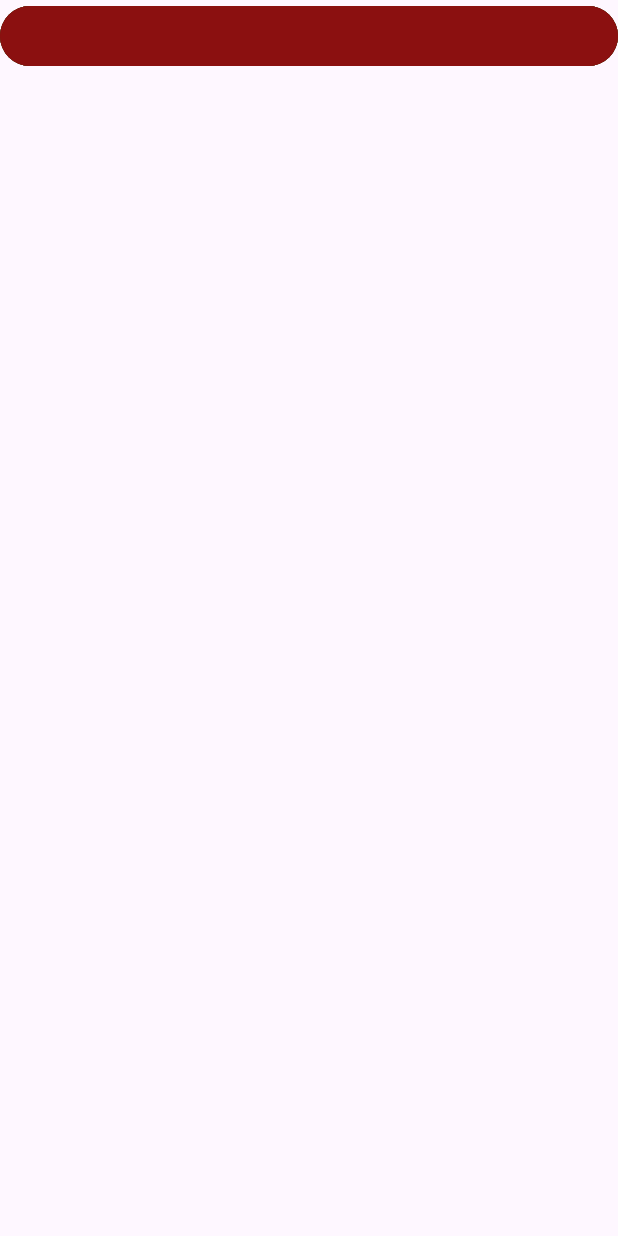
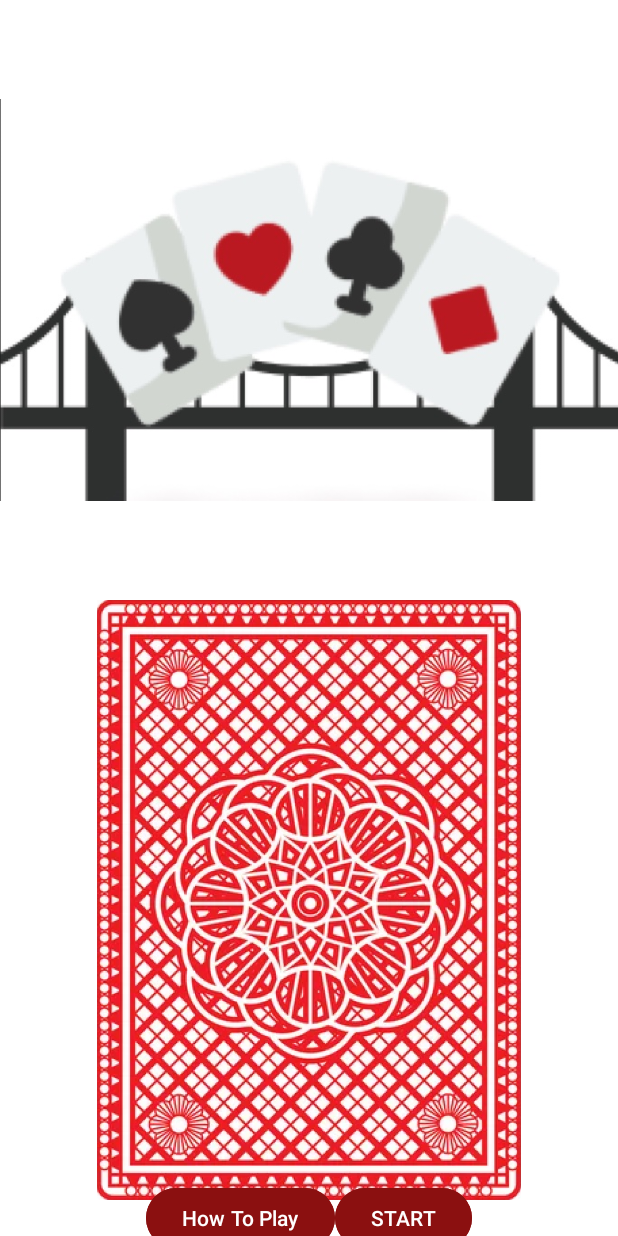
Before and after one commit to FridaEriksson95/cardGambit, an Android app: the screen it shows after launch (MainActivity before the commit, FrontPage after it), on a phone screen of 412 x 824 dp. Run offline under Robolectric (Android 15) with nearby library versions, the phone set to English and light mode, and no system bars.

Commit message:
Front Page done

```diff
--- a/app/src/main/AndroidManifest.xml
+++ b/app/src/main/AndroidManifest.xml
@@ -19,10 +19,13 @@
             android:name=".StartGame"
             android:exported="false" />
         <activity
+            android:name=".GameBoard"
+            android:exported="false"/>
+        <activity
             android:name=".Instructions"
             android:exported="false" />
         <activity
-            android:name=".MainActivity"
+            android:name=".FrontPage"
             android:exported="true">
             <intent-filter>
                 <action android:name="android.intent.action.MAIN" />
--- a/app/src/main/java/com/example/cardgambit/MainActivity.kt
+++ b/app/src/main/java/com/example/cardgambit/FrontPage.kt
@@ -1,21 +1,22 @@
 package com.example.cardgambit
 
+import android.content.Intent
 import android.os.Bundle
 import androidx.activity.enableEdgeToEdge
 import androidx.appcompat.app.AppCompatActivity
 import androidx.core.view.ViewCompat
 import androidx.core.view.WindowInsetsCompat
-import com.example.cardgambit.databinding.ActivityMainBinding
+import com.example.cardgambit.databinding.ActivityFrontPageBinding
 
-class MainActivity : AppCompatActivity() {
+class FrontPage : AppCompatActivity() {
 
-    private lateinit var binding : ActivityMainBinding
+    private lateinit var binding : ActivityFrontPageBinding
 
     override fun onCreate(savedInstanceState: Bundle?) {
         super.onCreate(savedInstanceState)
         enableEdgeToEdge()
 
-        val binding = ActivityMainBinding.inflate(layoutInflater)
+        val binding = ActivityFrontPageBinding.inflate(layoutInflater)
         setContentView(binding.root)
 
         ViewCompat.setOnApplyWindowInsetsListener(findViewById(R.id.main)) { v, insets ->
@@ -23,5 +24,14 @@ class MainActivity : AppCompatActivity() {
             v.setPadding(systemBars.left, systemBars.top, systemBars.right, systemBars.bottom)
             insets
         }
+
+        binding.btnStartgame.setOnClickListener{
+            val newIntent = Intent(this, StartGame::class.java)
+            startActivity(newIntent)
+        }
+        binding.btnInstructions.setOnClickListener{
+            val newIntent = Intent(this, Instructions::class.java)
+            startActivity(newIntent)
+        }
     }
 }
--- a/app/src/main/java/com/example/cardgambit/Instructions.kt
+++ b/app/src/main/java/com/example/cardgambit/Instructions.kt
@@ -1,12 +1,12 @@
 package com.example.cardgambit
 
+import android.content.Intent
 import android.os.Bundle
 import androidx.activity.enableEdgeToEdge
 import androidx.appcompat.app.AppCompatActivity
 import androidx.core.view.ViewCompat
 import androidx.core.view.WindowInsetsCompat
 import com.example.cardgambit.databinding.ActivityInstructionsBinding
-import com.example.cardgambit.databinding.ActivityMainBinding
 
 class Instructions : AppCompatActivity() {
 
@@ -24,5 +24,9 @@ class Instructions : AppCompatActivity() {
             v.setPadding(systemBars.left, systemBars.top, systemBars.right, systemBars.bottom)
             insets
         }
+        binding.btnResult.setOnClickListener{
+            val newIntent = Intent(this, Result::class.java)
+            startActivity(newIntent)
+        }
     }
 }
--- a/app/src/main/java/com/example/cardgambit/Result.kt
+++ b/app/src/main/java/com/example/cardgambit/Result.kt
@@ -1,12 +1,12 @@
 package com.example.cardgambit
 
 import android.app.Instrumentation.ActivityResult
+import android.content.Intent
 import android.os.Bundle
 import androidx.activity.enableEdgeToEdge
 import androidx.appcompat.app.AppCompatActivity
 import androidx.core.view.ViewCompat
 import androidx.core.view.WindowInsetsCompat
-import com.example.cardgambit.databinding.ActivityMainBinding
 import com.example.cardgambit.databinding.ActivityResultBinding
 
 class Result : AppCompatActivity() {
@@ -25,5 +25,9 @@ class Result : AppCompatActivity() {
             v.setPadding(systemBars.left, systemBars.top, systemBars.right, systemBars.bottom)
             insets
         }
+        binding.btnStartgame.setOnClickListener{
+            val newIntent = Intent(this, StartGame::class.java)
+            startActivity(newIntent)
+        }
     }
 }
--- a/app/src/main/java/com/example/cardgambit/StartGame.kt
+++ b/app/src/main/java/com/example/cardgambit/StartGame.kt
@@ -1,11 +1,11 @@
 package com.example.cardgambit
 
+import android.content.Intent
 import android.os.Bundle
 import androidx.activity.enableEdgeToEdge
 import androidx.appcompat.app.AppCompatActivity
 import androidx.core.view.ViewCompat
 import androidx.core.view.WindowInsetsCompat
-import com.example.cardgambit.databinding.ActivityMainBinding
 import com.example.cardgambit.databinding.ActivityStartGameBinding
 
 class StartGame : AppCompatActivity() {
@@ -24,5 +24,9 @@ class StartGame : AppCompatActivity() {
             v.setPadding(systemBars.left, systemBars.top, systemBars.right, systemBars.bottom)
             insets
         }
+        binding.btnFrontPage.setOnClickListener{
+            val newIntent = Intent(this, FrontPage::class.java)
+            startActivity(newIntent)
+        }
     }
 }
--- /dev/null
+++ b/app/src/main/res/layout/activity_front_page.xml
@@ -0,0 +1,72 @@
+<?xml version="1.0" encoding="utf-8"?>
+<androidx.constraintlayout.widget.ConstraintLayout xmlns:android="http://schemas.android.com/apk/res/android"
+    xmlns:app="http://schemas.android.com/apk/res-auto"
+    xmlns:tools="http://schemas.android.com/tools"
+    android:id="@+id/main"
+    android:layout_width="match_parent"
+    android:layout_height="match_parent"
+    android:background="@color/white"
+    tools:context=".FrontPage">
+
+    <LinearLayout
+        android:id="@+id/linearLayout"
+        android:layout_width="match_parent"
+        android:layout_height="wrap_content"
+        android:orientation="vertical"
+        app:layout_constraintVertical_weight="1">
+
+        <ImageView
+            android:id="@+id/imageView3"
+            android:layout_width="match_parent"
+            android:layout_height="400dp"
+            android:scaleType="fitCenter"
+            android:src="@drawable/bridgecards" />
+
+        <ImageView
+            android:id="@+id/imageView2"
+            android:layout_width="match_parent"
+            android:layout_height="400dp"
+            android:scaleType="fitCenter"
+            android:src="@drawable/backsidecard" />
+
+
+    </LinearLayout>
+
+    <LinearLayout
+        android:layout_width="wrap_content"
+        android:layout_height="wrap_content"
+        android:orientation="horizontal"
+        app:layout_constraintBottom_toBottomOf="parent"
+        app:layout_constraintEnd_toEndOf="parent"
+        app:layout_constraintStart_toStartOf="parent"
+        app:layout_constraintTop_toBottomOf="@+id/linearLayout"
+        app:layout_constraintVertical_weight="2">
+
+        <com.google.android.material.button.MaterialButton
+            android:id="@+id/btn_instructions"
+            android:layout_width="wrap_content"
+            android:layout_height="wrap_content"
+            android:layout_weight="1"
+            android:backgroundTint="@color/red"
+            android:text="How To Play"
+            tools:layout_editor_absoluteX="365dp"
+            tools:layout_editor_absoluteY="818dp" />
+
+        <Space
+            android:layout_width="wrap_content"
+            android:layout_height="wrap_content"
+            android:layout_weight="1" />
+
+        <com.google.android.material.button.MaterialButton
+            android:id="@+id/btn_startgame"
+            android:layout_width="wrap_content"
+            android:layout_height="wrap_content"
+            android:layout_weight="1"
+            android:backgroundTint="@color/red"
+            android:text="START"
+            tools:layout_editor_absoluteX="60dp"
+            tools:layout_editor_absoluteY="836dp" />
+    </LinearLayout>
+
+
+</androidx.constraintlayout.widget.ConstraintLayout>
--- a/app/src/main/res/layout/activity_game_board.xml
+++ b/app/src/main/res/layout/activity_game_board.xml
@@ -7,4 +7,10 @@
     android:layout_height="match_parent"
     tools:context=".GameBoard">
 
+    <com.google.android.material.button.MaterialButton
+        android:text="Instructions"
+        android:id="@+id/btn_instructions"
+        android:layout_width="match_parent"
+        android:layout_height="wrap_content"
+        android:backgroundTint="@color/blue"/>
 </androidx.constraintlayout.widget.ConstraintLayout>
--- a/app/src/main/res/layout/activity_instructions.xml
+++ b/app/src/main/res/layout/activity_instructions.xml
@@ -7,4 +7,10 @@
     android:layout_height="match_parent"
     tools:context=".Instructions">
 
+    <com.google.android.material.button.MaterialButton
+        android:text="result"
+        android:id="@+id/btn_result"
+        android:layout_width="match_parent"
+        android:layout_height="wrap_content"
+        android:backgroundTint="@color/cyan"/>
 </androidx.constraintlayout.widget.ConstraintLayout>
--- a/app/src/main/res/layout/activity_main.xml
+++ /dev/null
@@ -1,21 +0,0 @@
-<?xml version="1.0" encoding="utf-8"?>
-<androidx.constraintlayout.widget.ConstraintLayout xmlns:android="http://schemas.android.com/apk/res/android"
-    xmlns:app="http://schemas.android.com/apk/res-auto"
-    xmlns:tools="http://schemas.android.com/tools"
-    android:id="@+id/main"
-    android:layout_width="match_parent"
-    android:layout_height="match_parent"
-    tools:context=".MainActivity">
-
-    <Button
-        android:layout_width="match_parent"
-        android:layout_height="wrap_content"
-        android:backgroundTint="@color/green"/>
-
-    <Button
-        android:layout_width="match_parent"
-        android:layout_height="wrap_content"
-        android:backgroundTint="@color/red"
-        tools:layout_editor_absoluteX="0dp"
-        tools:layout_editor_absoluteY="48dp" />
-</androidx.constraintlayout.widget.ConstraintLayout>
--- a/app/src/main/res/layout/activity_result.xml
+++ b/app/src/main/res/layout/activity_result.xml
@@ -7,4 +7,10 @@
     android:layout_height="match_parent"
     tools:context=".Result">
 
+    <com.google.android.material.button.MaterialButton
+        android:text="startGame"
+        android:id="@+id/btn_startgame"
+        android:layout_width="match_parent"
+        android:layout_height="wrap_content"
+        android:backgroundTint="@color/lavender"/>
 </androidx.constraintlayout.widget.ConstraintLayout>
--- a/app/src/main/res/layout/activity_start_game.xml
+++ b/app/src/main/res/layout/activity_start_game.xml
@@ -7,4 +7,10 @@
     android:layout_height="match_parent"
     tools:context=".StartGame">
 
+    <com.google.android.material.button.MaterialButton
+        android:text="frontPage"
+        android:id="@+id/btn_frontPage"
+        android:layout_width="match_parent"
+        android:layout_height="wrap_content"
+        android:backgroundTint="@color/red"/>
 </androidx.constraintlayout.widget.ConstraintLayout>
```
Also changed, not shown: app/src/main/java/com/example/cardgambit/GameBoard.kt (+8 -1 lines).
